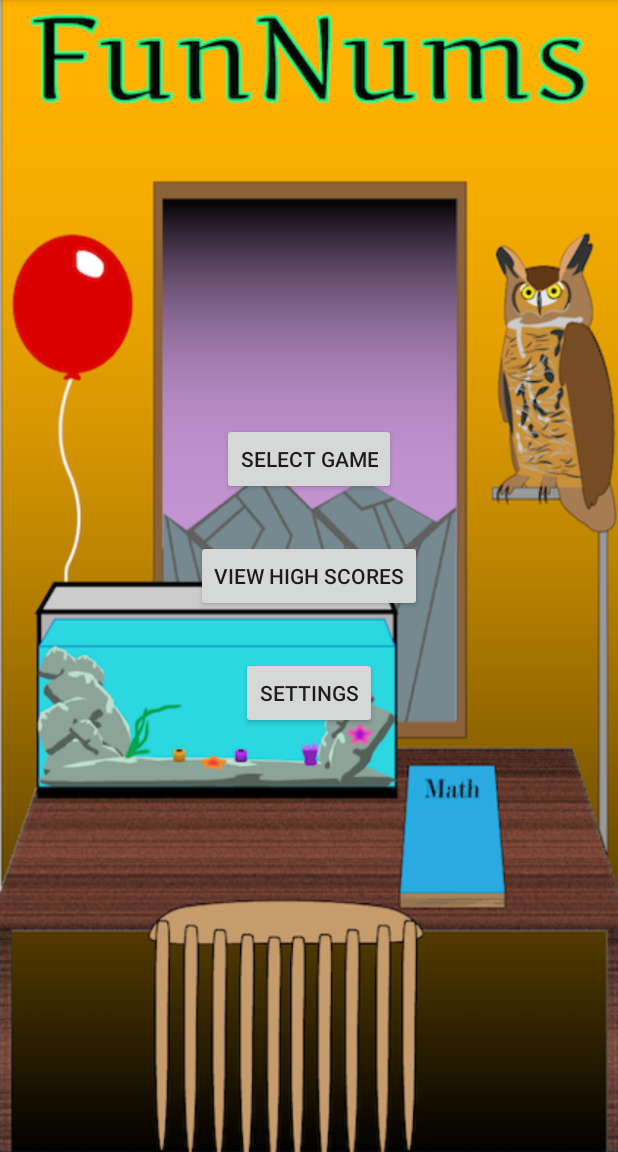
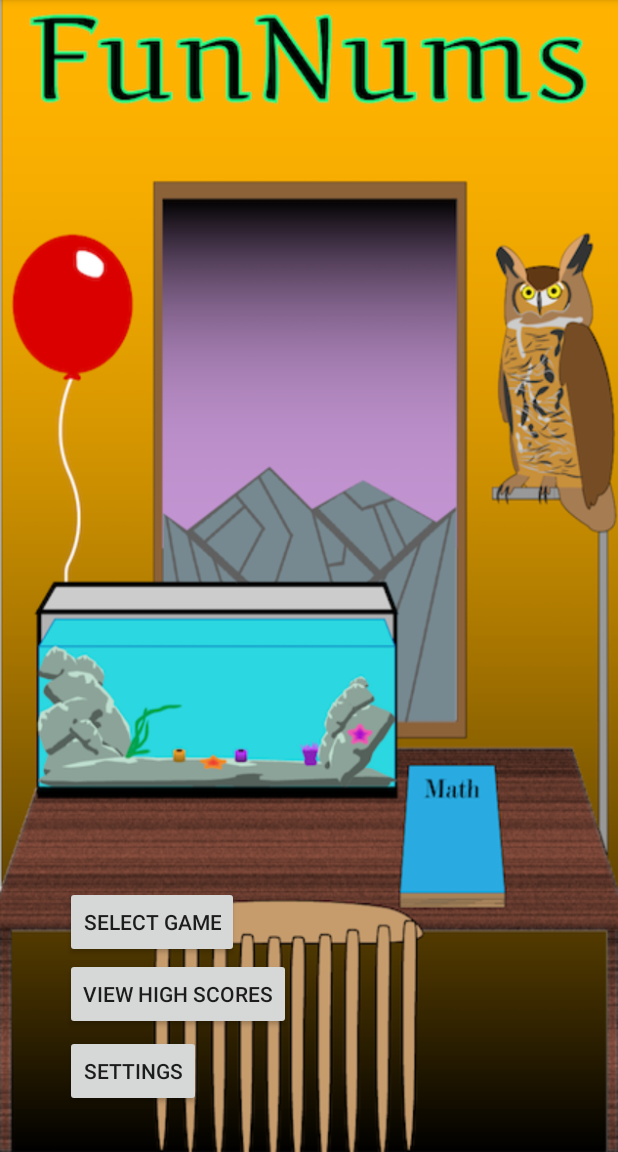
Before and after one commit to arbaird/FunNums, an Android app: the screen it shows after launch (MainMenuActivity), on a phone screen of 412 x 824 dp, the part 84-1236 px from its top. Run offline under Robolectric (Android 15) with nearby library versions, the phone set to English and light mode, and no system bars; our stand-ins replace Firebase (no records; nobody signed in at launch, a user with empty details on screens opened directly); 1 statement that could not run was skipped.

Commit message:
newly arranged menu screen

```diff
--- a/app/src/main/res/layout/activity_main_menu.xml
+++ b/app/src/main/res/layout/activity_main_menu.xml
@@ -7,13 +7,14 @@
     android:paddingBottom="@dimen/activity_vertical_margin" tools:context="com.funnums.funnums.maingame.MainMenuActivity">
 
 
-
     <Button
         android:id="@+id/buttonHScore"
         android:layout_width="wrap_content"
         android:layout_height="wrap_content"
-        android:layout_centerHorizontal="true"
-        android:layout_centerVertical="true"
+        android:layout_alignBottom="@+id/buttonSettings"
+        android:layout_alignLeft="@+id/buttonSettings"
+        android:layout_alignStart="@+id/buttonSettings"
+        android:layout_marginBottom="51dp"
         android:onClick="onPressedScores"
         android:text="@string/high_score_button" />
 
@@ -21,9 +22,10 @@
         android:id="@+id/buttonSettings"
         android:layout_width="wrap_content"
         android:layout_height="wrap_content"
-        android:layout_centerHorizontal="true"
-        android:layout_below="@id/buttonHScore"
-        android:layout_marginTop="30dp"
+        android:layout_alignLeft="@+id/buttonSelect"
+        android:layout_alignParentBottom="true"
+        android:layout_alignStart="@+id/buttonSelect"
+        android:layout_marginBottom="14dp"
         android:onClick="onPressedSettings"
         android:text="@string/settings_button" />
 
@@ -31,9 +33,11 @@
         android:id="@+id/buttonSelect"
         android:layout_width="wrap_content"
         android:layout_height="wrap_content"
-        android:layout_centerHorizontal="true"
-        android:layout_above="@id/buttonHScore"
-        android:layout_marginBottom="30dp"
+        android:layout_above="@+id/buttonHScore"
+        android:layout_alignParentLeft="true"
+        android:layout_alignParentStart="true"
+        android:layout_marginLeft="27dp"
+        android:layout_marginStart="27dp"
         android:onClick="onPressedSelect"
         android:text="@string/play_button" />
 
--- a/build.gradle
+++ b/build.gradle
@@ -7,7 +7,7 @@ buildscript {
     }
     dependencies {
 
-        classpath "com.android.tools.build:gradle:3.0.0"
+        classpath 'com.android.tools.build:gradle:3.0.1'
 
 
 
```
Also changed, not shown: app/src/main/assets/pausebutton_down.png (added), app/src/main/assets/quitbutton_down.png (added), app/src/main/assets/resumebutton_down.png (added).
